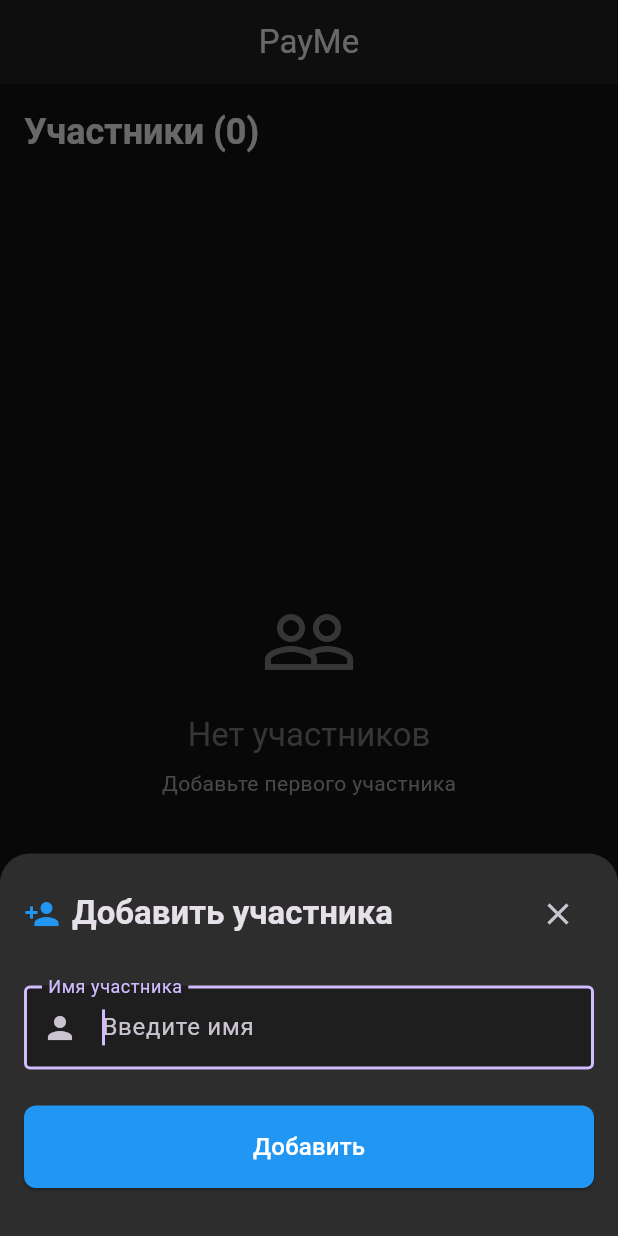
After one commit to n0dustoll3ns/payme, a Flutter app: the screen it shows after launch, after a tap on the "add" icon, on a phone screen of 412 x 824 dp. The commit adds this screen. Run offline on Flutter 3.47's test engine with Material 3 defaults, Android fonts, the phone set to English and light mode, and no system bars; our stand-ins replace shared_preferences.

Commit message:
Добавлено подключение экрана HomeScreen и обновлён метод сохранения списков в LocalRepositoryImpl для использования JSON-массива вместо объединённой строки.

```diff
--- a/lib/main.dart
+++ b/lib/main.dart
@@ -1,4 +1,5 @@
 import 'package:flutter/material.dart';
+import 'screens/home_screen.dart';
 
 void main() {
   runApp(const PaymeApp());
@@ -28,31 +29,13 @@
             padding: const EdgeInsets.symmetric(horizontal: 24, vertical: 12),
           ),
         ),
+        inputDecorationTheme: InputDecorationTheme(
+          border: OutlineInputBorder(borderRadius: BorderRadius.circular(8)),
+          filled: true,
+          fillColor: const Color(0xFF1E1E1E),
+        ),
       ),
-      home: const HomePage(),
+      home: const HomeScreen(),
     );
   }
 }
-
-class HomePage extends StatelessWidget {
-  const HomePage({super.key});
-
-  @override
-  Widget build(BuildContext context) {
-    return Scaffold(
-      appBar: AppBar(title: const Text('PayMe'), centerTitle: true),
-      body: const Center(
-        child: Column(
-          mainAxisAlignment: MainAxisAlignment.center,
-          children: [
-            Icon(Icons.account_balance_wallet, size: 80, color: Colors.blue),
-            SizedBox(height: 16),
-            Text('Добро пожаловать в PayMe!', style: TextStyle(fontSize: 24, fontWeight: FontWeight.bold)),
-            SizedBox(height: 8),
-            Text('Приложение для подсчёта расходов', style: TextStyle(fontSize: 16, color: Colors.grey)),
-          ],
-        ),
-      ),
-    );
-  }
-}
--- a/lib/repositories/local_repository_impl.dart
+++ b/lib/repositories/local_repository_impl.dart
@@ -3,8 +3,6 @@
 import 'local_repository_interface.dart';
 
 class LocalRepositoryImpl implements LocalRepositoryInterface {
-  static const String _separator = '|||';
-
   @override
   Future<void> save<T>(String key, T model, Map<String, dynamic> Function(T) toJson) async {
     final prefs = await SharedPreferences.getInstance();
@@ -15,9 +13,9 @@
   @override
   Future<void> saveList<T>(String key, List<T> models, Map<String, dynamic> Function(T) toJson) async {
     final prefs = await SharedPreferences.getInstance();
-    final jsonStrings = models.map((model) => jsonEncode(toJson(model))).toList();
-    final combinedString = jsonStrings.join(_separator);
-    await prefs.setString(key, combinedString);
+    final jsonArray = models.map((model) => toJson(model)).toList();
+    final jsonString = jsonEncode(jsonArray);
+    await prefs.setString(key, jsonString);
   }
 
   @override
@@ -41,19 +39,18 @@
   @override
   Future<List<T>> readList<T>(String key, T Function(Map<String, dynamic>) fromJson) async {
     final prefs = await SharedPreferences.getInstance();
-    final combinedString = prefs.getString(key);
+    final jsonString = prefs.getString(key);
 
-    if (combinedString == null || combinedString.isEmpty) {
+    if (jsonString == null || jsonString.isEmpty) {
       return [];
     }
 
     try {
-      final jsonStrings = combinedString.split(_separator);
+      final jsonArray = jsonDecode(jsonString) as List<dynamic>;
       final models = <T>[];
 
-      for (final jsonString in jsonStrings) {
-        if (jsonString.isNotEmpty) {
-          final jsonMap = jsonDecode(jsonString) as Map<String, dynamic>;
+      for (final jsonMap in jsonArray) {
+        if (jsonMap is Map<String, dynamic>) {
           models.add(fromJson(jsonMap));
         }
       }
--- /dev/null
+++ b/lib/screens/home_screen.dart
@@ -0,0 +1,141 @@
+import 'package:flutter/material.dart';
+import '../domain/participant.dart';
+import '../repositories/local_repository_impl.dart';
+import '../repositories/storage_keys.dart';
+import '../widgets/add_participant_bottom_sheet.dart';
+
+class HomeScreen extends StatefulWidget {
+  const HomeScreen({super.key});
+
+  @override
+  State<HomeScreen> createState() => _HomeScreenState();
+}
+
+class _HomeScreenState extends State<HomeScreen> {
+  final LocalRepositoryImpl _repository = LocalRepositoryImpl();
+  List<Participant> _participants = [];
+
+  @override
+  void initState() {
+    super.initState();
+    _loadParticipants();
+  }
+
+  Future<void> _loadParticipants() async {
+    final participants = await _repository.readList(StorageKeys.participants, (json) => Participant.fromJson(json));
+    setState(() {
+      _participants = participants;
+    });
+  }
+
+  Future<void> _addParticipant() async {
+    final participant = await showModalBottomSheet<Participant>(
+      context: context,
+      isScrollControlled: true,
+      backgroundColor: Colors.transparent,
+      builder: (context) => const AddParticipantBottomSheet(),
+    );
+
+    if (participant != null) {
+      setState(() {
+        _participants.add(participant);
+      });
+
+      await _repository.saveList(StorageKeys.participants, _participants, (p) => p.toJson());
+
+      if (mounted) {
+        ScaffoldMessenger.of(context).showSnackBar(SnackBar(content: Text('Участник "${participant.name}" добавлен'), backgroundColor: Colors.green));
+      }
+    }
+  }
+
+  @override
+  Widget build(BuildContext context) {
+    return Scaffold(
+      appBar: AppBar(title: const Text('PayMe'), centerTitle: true),
+      body: Padding(
+        padding: const EdgeInsets.all(16.0),
+        child: Column(
+          crossAxisAlignment: CrossAxisAlignment.start,
+          children: [
+            Text('Участники (${_participants.length})', style: Theme.of(context).textTheme.headlineSmall?.copyWith(fontWeight: FontWeight.bold)),
+            const SizedBox(height: 16),
+            if (_participants.isEmpty)
+              Expanded(
+                child: Center(
+                  child: Column(
+                    mainAxisAlignment: MainAxisAlignment.center,
+                    children: [
+                      Icon(Icons.people_outline, size: 64, color: Colors.grey[600]),
+                      const SizedBox(height: 16),
+                      Text('Нет участников', style: Theme.of(context).textTheme.titleLarge?.copyWith(color: Colors.grey[600])),
+                      const SizedBox(height: 8),
+                      Text('Добавьте первого участника', style: Theme.of(context).textTheme.bodyMedium?.copyWith(color: Colors.grey[500])),
+                    ],
+                  ),
+                ),
+              )
+            else
+              Expanded(
+                child: ListView.builder(
+                  itemCount: _participants.length,
+                  itemBuilder: (context, index) {
+                    final participant = _participants[index];
+                    return Card(
+                      margin: const EdgeInsets.only(bottom: 8),
+                      child: ListTile(
+                        leading: CircleAvatar(
+                          backgroundColor: Colors.blue,
+                          child: Text(
+                            participant.name.isNotEmpty ? participant.name[0].toUpperCase() : '?',
+                            style: const TextStyle(color: Colors.white, fontWeight: FontWeight.bold),
+                          ),
+                        ),
+                        title: Text(
+                          participant.name.isNotEmpty ? participant.name : 'Без имени',
+                          style: const TextStyle(fontWeight: FontWeight.w500),
+                        ),
+                        subtitle: Text('ID: ${participant.id}', style: TextStyle(color: Colors.grey[600], fontSize: 12)),
+                        trailing: IconButton(icon: const Icon(Icons.delete_outline), onPressed: () => _deleteParticipant(participant)),
+                      ),
+                    );
+                  },
+                ),
+              ),
+          ],
+        ),
+      ),
+      floatingActionButton: FloatingActionButton(onPressed: _addParticipant, child: const Icon(Icons.add)),
+    );
+  }
+
+  Future<void> _deleteParticipant(Participant participant) async {
+    final confirmed = await showDialog<bool>(
+      context: context,
+      builder: (context) => AlertDialog(
+        title: const Text('Удалить участника'),
+        content: Text('Вы уверены, что хотите удалить "${participant.name}"?'),
+        actions: [
+          TextButton(onPressed: () => Navigator.of(context).pop(false), child: const Text('Отмена')),
+          TextButton(
+            onPressed: () => Navigator.of(context).pop(true),
+            style: TextButton.styleFrom(foregroundColor: Colors.red),
+            child: const Text('Удалить'),
+          ),
+        ],
+      ),
+    );
+
+    if (confirmed == true) {
+      setState(() {
+        _participants.removeWhere((p) => p.id == participant.id);
+      });
+
+      await _repository.saveList(StorageKeys.participants, _participants, (p) => p.toJson());
+
+      if (mounted) {
+        ScaffoldMessenger.of(context).showSnackBar(SnackBar(content: Text('Участник "${participant.name}" удалён'), backgroundColor: Colors.red));
+      }
+    }
+  }
+}
--- /dev/null
+++ b/lib/widgets/add_participant_bottom_sheet.dart
@@ -0,0 +1,120 @@
+import 'package:flutter/material.dart';
+import '../domain/participant.dart';
+
+class AddParticipantBottomSheet extends StatefulWidget {
+  const AddParticipantBottomSheet({super.key});
+
+  @override
+  State<AddParticipantBottomSheet> createState() => _AddParticipantBottomSheetState();
+}
+
+class _AddParticipantBottomSheetState extends State<AddParticipantBottomSheet> {
+  final _formKey = GlobalKey<FormState>();
+  final _nameController = TextEditingController();
+  final _nameFocusNode = FocusNode();
+  bool _isLoading = false;
+
+  @override
+  void initState() {
+    super.initState();
+    // Устанавливаем фокус после построения виджета
+    WidgetsBinding.instance.addPostFrameCallback((_) {
+      _nameFocusNode.requestFocus();
+    });
+  }
+
+  @override
+  void dispose() {
+    _nameController.dispose();
+    _nameFocusNode.dispose();
+    super.dispose();
+  }
+
+  void _submit() async {
+    if (!_formKey.currentState!.validate()) return;
+
+    setState(() {
+      _isLoading = true;
+    });
+
+    try {
+      final participant = Participant(name: _nameController.text.trim());
+      Navigator.of(context).pop(participant);
+    } catch (e) {
+      if (mounted) {
+        ScaffoldMessenger.of(context).showSnackBar(SnackBar(content: Text('Ошибка при создании участника: $e'), backgroundColor: Colors.red));
+      }
+    } finally {
+      setState(() {
+        _isLoading = false;
+      });
+    }
+  }
+
+  @override
+  Widget build(BuildContext context) {
+    return Container(
+      decoration: const BoxDecoration(
+        color: Color(0xFF2D2D2D),
+        borderRadius: BorderRadius.vertical(top: Radius.circular(20)),
+      ),
+      child: Padding(
+        padding: EdgeInsets.only(left: 16, right: 16, top: 16, bottom: MediaQuery.of(context).viewInsets.bottom + 16),
+        child: Form(
+          key: _formKey,
+          child: Column(
+            mainAxisSize: MainAxisSize.min,
+            crossAxisAlignment: CrossAxisAlignment.stretch,
+            children: [
+              // Заголовок
+              Row(
+                children: [
+                  const Icon(Icons.person_add, color: Colors.blue),
+                  const SizedBox(width: 8),
+                  Text('Добавить участника', style: Theme.of(context).textTheme.titleLarge?.copyWith(fontWeight: FontWeight.bold)),
+                  const Spacer(),
+                  IconButton(onPressed: () => Navigator.of(context).pop(), icon: const Icon(Icons.close)),
+                ],
+              ),
+              const SizedBox(height: 24),
+
+              // Поле ввода имени
+              TextFormField(
+                controller: _nameController,
+                focusNode: _nameFocusNode,
+                decoration: const InputDecoration(
+                  labelText: 'Имя участника',
+                  hintText: 'Введите имя',
+                  border: OutlineInputBorder(),
+                  prefixIcon: Icon(Icons.person),
+                ),
+                textCapitalization: TextCapitalization.words,
+                validator: (value) {
+                  if (value == null || value.trim().isEmpty) {
+                    return 'Введите имя участника';
+                  }
+                  if (value.trim().length < 2) {
+                    return 'Имя должно содержать минимум 2 символа';
+                  }
+                  return null;
+                },
+                onFieldSubmitted: (_) => _submit(),
+              ),
+              const SizedBox(height: 24),
+
+              // Кнопка добавления
+              ElevatedButton(
+                onPressed: _isLoading ? null : _submit,
+                style: ElevatedButton.styleFrom(padding: const EdgeInsets.symmetric(vertical: 16)),
+                child: _isLoading
+                    ? const SizedBox(height: 20, width: 20, child: CircularProgressIndicator(strokeWidth: 2))
+                    : const Text('Добавить', style: TextStyle(fontSize: 16)),
+              ),
+              const SizedBox(height: 16),
+            ],
+          ),
+        ),
+      ),
+    );
+  }
+}
```
